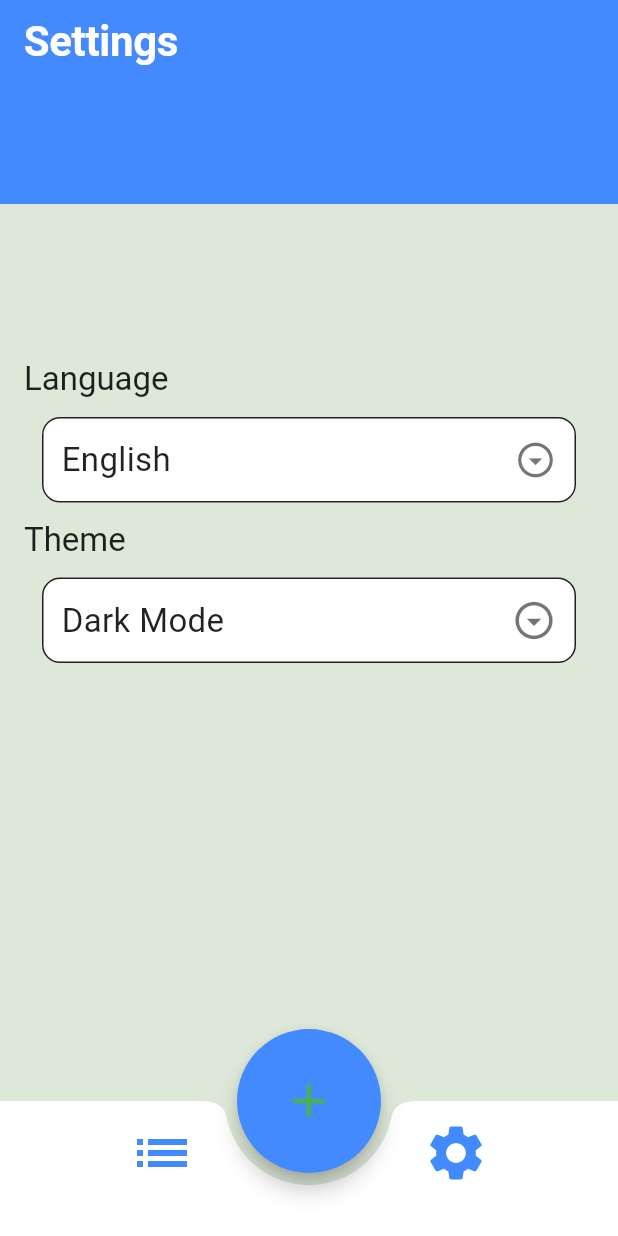
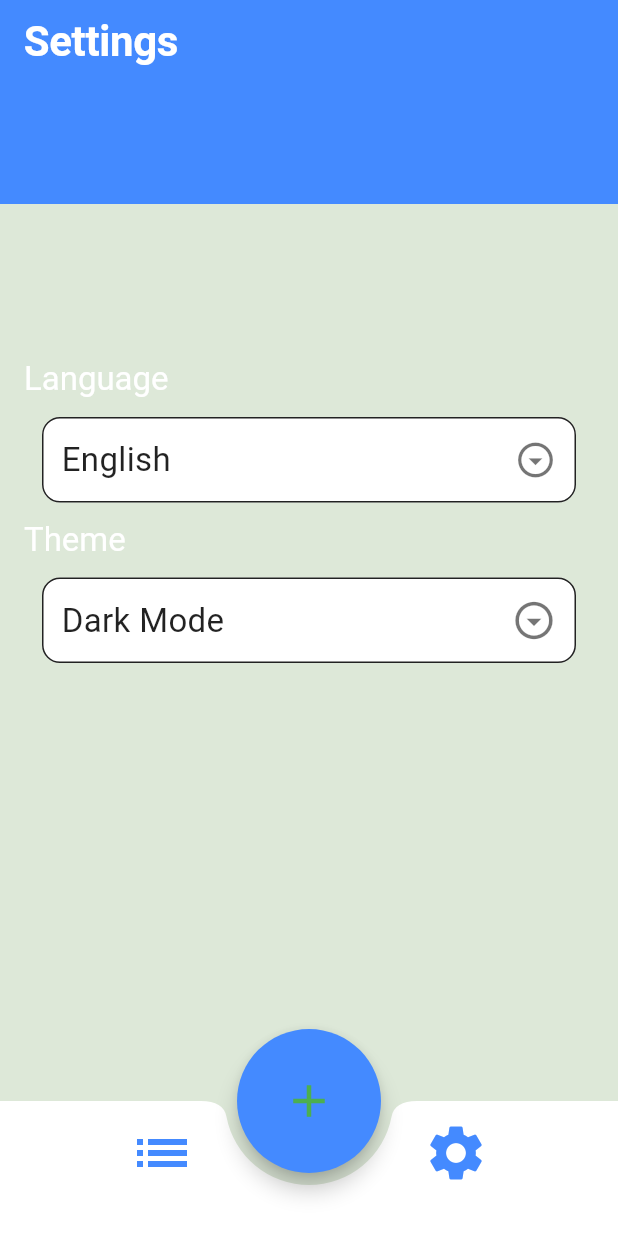
Before and after one commit to YoussefMohamed7557/Todo_list_flutter, a Flutter app: the screen it shows after launch, item 2 of the bottom bar chosen, on a phone screen of 412 x 824 dp. Run offline on Flutter 3.47's test engine with Material 3 defaults, Android fonts, the phone set to English and light mode, and no system bars; our stand-ins replace cloud_firestore, firebase_core, flutter_slidable, shared_preferences; missing offline and left inert: flutter_timeline_calendar; accounts and stored records are empty; generated files the repository leaves out were written again.

Commit message:
fix some problems in theme part

```diff
--- a/lib/UI/settings.dart
+++ b/lib/UI/settings.dart
@@ -26,7 +26,7 @@ class _SettingsState extends State<Settings> {
           crossAxisAlignment: CrossAxisAlignment.stretch,
           mainAxisAlignment: MainAxisAlignment.center,
           children: [
-            Text(AppLocalizations.of(context)!.language,style: Theme.of(context).textTheme.displayMedium?.copyWith(color:Colors.black87),),
+            Text(AppLocalizations.of(context)!.language,style: Theme.of(context).textTheme.displayMedium?.copyWith(color:provider.themeMode==ThemeMode.light?Colors.black87:Colors.white),),
             InkWell(
               onTap: (){
                 showLanguageBottomSheet();
@@ -45,7 +45,7 @@ class _SettingsState extends State<Settings> {
                 decoration: BoxDecoration(color:Colors.white,borderRadius: BorderRadius.circular(12),border: Border.all(color:Colors.black87)),
               ),
             ),
-            Text(AppLocalizations.of(context)!.theme,style: Theme.of(context).textTheme.displayMedium?.copyWith(color:Colors.black87),),
+            Text(AppLocalizations.of(context)!.theme,style: Theme.of(context).textTheme.displayMedium?.copyWith(color:provider.themeMode==ThemeMode.light?Colors.black87:Colors.white),),
             InkWell(
               onTap: (){
                 showThemeBottomSheet();
```
